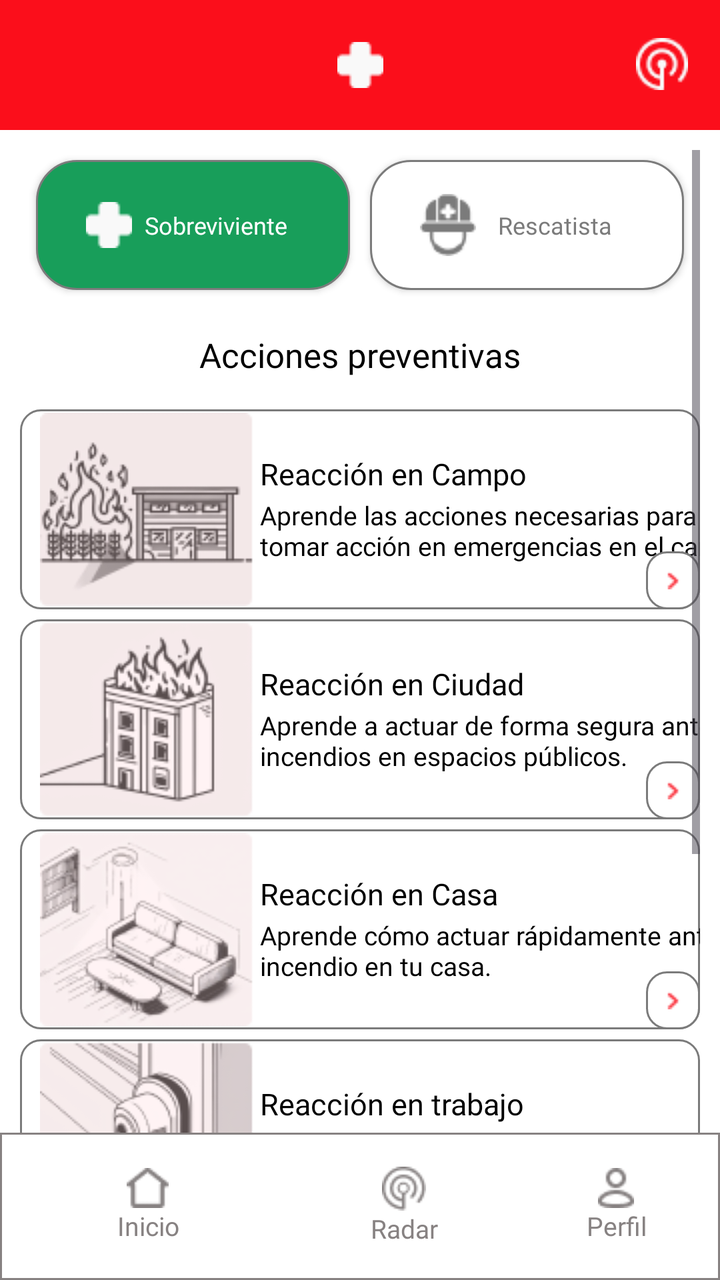
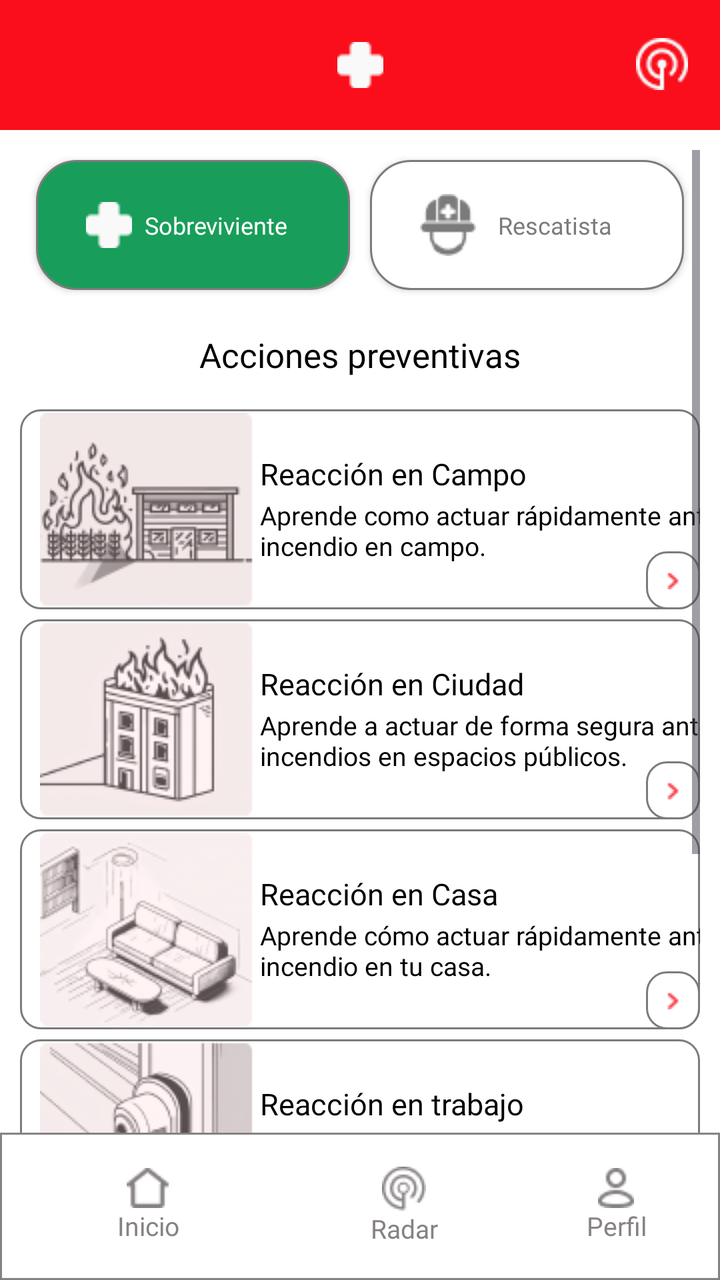

Two renders of the same Android screen: before a commit and after it. Below are the layout's source before the change and the commit's diff.
<!-- AndroidManifest.xml: application theme Theme.Redscate -->
<!-- res/layout/activity_home.xml -->
<?xml version="1.0" encoding="utf-8"?>
<androidx.constraintlayout.widget.ConstraintLayout xmlns:android="http://schemas.android.com/apk/res/android"
    xmlns:app="http://schemas.android.com/apk/res-auto"
    xmlns:tools="http://schemas.android.com/tools"
    android:id="@+id/main"
    android:layout_width="match_parent"
    android:layout_height="match_parent"
    tools:context=".Home">

    <androidx.constraintlayout.widget.ConstraintLayout
        android:id="@+id/nav"
        android:layout_width="match_parent"
        android:layout_height="match_parent"
        android:background="@color/white"
        app:layout_constraintBottom_toBottomOf="parent"
        app:layout_constraintEnd_toEndOf="parent"
        app:layout_constraintHorizontal_bias="0.0"
        app:layout_constraintStart_toStartOf="parent">

        <include
            android:id="@+id/include_parte_superior"
            layout="@layout/parte_superior"
            android:layout_width="match_parent"
            android:layout_height="65dp"
            app:layout_constraintEnd_toEndOf="parent"
            app:layout_constraintTop_toTopOf="parent" />

        <ScrollView
            android:layout_width="match_parent"
            android:layout_height="wrap_content"
            android:layout_marginTop="65dp"
            android:padding="10dp"
            app:layout_constraintStart_toStartOf="parent"
            app:layout_constraintTop_toTopOf="@id/include_parte_superior">

            <LinearLayout
                android:layout_width="match_parent"
                android:layout_height="wrap_content"
                android:gravity="center_horizontal"
                android:orientation="vertical">

                <include
                    android:id="@+id/include_boton_sobreviviente"
                    layout="@layout/boton_sobreviviente"
                    />

                <TextView
                    style="@style/AppTheme.titulo_home"
                    android:text="Acciones preventivas" />

                <androidx.constraintlayout.widget.ConstraintLayout
                    android:id="@+id/button_reaccion_campo"
                    style="@style/AppTheme.constraintlayout_cards"
                    android:layout_marginBottom="5dp">

                    <ImageView
                        style="@style/AppTheme.image_cards"
                        android:src="@drawable/reaccion_campo"
                        app:layout_constraintBottom_toBottomOf="parent"
                        app:layout_constraintStart_toStartOf="parent"
                        app:layout_constraintTop_toTopOf="parent"
                        />

                    <TextView
                        style="@style/AppTheme.title_cards"
                        android:text="Reacción en Campo"
                        app:layout_constraintStart_toStartOf="parent"
                        app:layout_constraintTop_toTopOf="parent" />


                    <TextView
                        style="@style/AppTheme.text_cards"
                        android:text="Aprende las acciones necesarias para tomar acción en emergencias en el campo."
                        app:layout_constraintBottom_toBottomOf="parent"
                        app:layout_constraintStart_toStartOf="parent" />

                    <ImageView
                        style="@style/AppTheme.image2_cards"
                        app:layout_constraintBottom_toBottomOf="parent"
                        app:layout_constraintEnd_toEndOf="parent"
                        app:srcCompat="@drawable/flecha" />
                </androidx.constraintlayout.widget.ConstraintLayout>

                <androidx.constraintlayout.widget.ConstraintLayout
                    android:id="@+id/button_reaccion_ciudad"
                    style="@style/AppTheme.constraintlayout_cards"
                    android:layout_marginBottom="5dp">

                    <ImageView
                        style="@style/AppTheme.image_cards"
                        android:src="@drawable/reaccion_ciudad"
                        app:layout_constraintBottom_toBottomOf="parent"
                        app:layout_constraintStart_toStartOf="parent"
                        app:layout_constraintTop_toTopOf="parent" />

                    <TextView
                        style="@style/AppTheme.title_cards"
                        android:text="Reacción en Ciudad"
                        app:layout_constraintStart_toStartOf="parent"
                        app:layout_constraintTop_toTopOf="parent" />


                    <TextView
                        style="@style/AppTheme.text_cards"
                        android:text="Aprende a actuar de forma segura ante incendios en espacios públicos."
                        app:layout_constraintBottom_toBottomOf="parent"
                        app:layout_constraintStart_toStartOf="parent" />

                    <ImageView
                        style="@style/AppTheme.image2_cards"
                        app:layout_constraintBottom_toBottomOf="parent"
                        app:layout_constraintEnd_toEndOf="parent"
                        app:srcCompat="@drawable/flecha" />
                </androidx.constraintlayout.widget.ConstraintLayout>

                <androidx.constraintlayout.widget.ConstraintLayout
                    android:id="@+id/button_reaccion_casa"
                    style="@style/AppTheme.constraintlayout_cards"
                    android:layout_marginBottom="5dp">

                    <ImageView
                        style="@style/AppTheme.image_cards"
                        android:src="@drawable/reaccion_casa"
                        app:layout_constraintBottom_toBottomOf="parent"
                        app:layout_constraintStart_toStartOf="parent"
                        app:layout_constraintTop_toTopOf="parent" />

                    <TextView
                        style="@style/AppTheme.title_cards"
                        android:text="Reacción en Casa"
                        app:layout_constraintStart_toStartOf="parent"
                        app:layout_constraintTop_toTopOf="parent" />


                    <TextView
                        style="@style/AppTheme.text_cards"
                        android:text="Aprende cómo actuar rápidamente ante un incendio en tu casa."
                        app:layout_constraintBottom_toBottomOf="parent"
                        app:layout_constraintStart_toStartOf="parent" />

                    <ImageView
                        style="@style/AppTheme.image2_cards"
                        app:layout_constraintBottom_toBottomOf="parent"
                        app:layout_constraintEnd_toEndOf="parent"
                        app:srcCompat="@drawable/flecha" />
                </androidx.constraintlayout.widget.ConstraintLayout>

                <androidx.constraintlayout.widget.ConstraintLayout
                    android:id="@+id/button_reaccion_trabajo"
                    style="@style/AppTheme.constraintlayout_cards"
                    android:layout_marginBottom="5dp">

                    <ImageView
                        style="@style/AppTheme.image_cards"
                        android:src="@drawable/reaccion_trabajo"
                        app:layout_constraintBottom_toBottomOf="parent"
                        app:layout_constraintStart_toStartOf="parent"
                        app:layout_constraintTop_toTopOf="parent" />

                    <TextView
                        style="@style/AppTheme.title_cards"
                        android:text="Reacción en trabajo"
                        app:layout_constraintStart_toStartOf="parent"
                        app:layout_constraintTop_toTopOf="parent" />


                    <TextView
                        style="@style/AppTheme.text_cards"
                        android:text="Aprende cómo actuar con un incendio en tu lugar de trabajo."
                        app:layout_constraintBottom_toBottomOf="parent"
                        app:layout_constraintStart_toStartOf="parent" />

                    <ImageView
                        style="@style/AppTheme.image2_cards"
                        app:layout_constraintBottom_toBottomOf="parent"
                        app:layout_constraintEnd_toEndOf="parent"
                        app:srcCompat="@drawable/flecha" />
                </androidx.constraintlayout.widget.ConstraintLayout>


                <TextView
                    style="@style/AppTheme.titulo_home"
                    android:text="Kit de emergencia" />

                <androidx.constraintlayout.widget.ConstraintLayout
                    android:id="@+id/button_kit_emergencia"
                    style="@style/AppTheme.constraintlayout_cards"
                    android:layout_marginBottom="5dp">

                    <ImageView
                        style="@style/AppTheme.image_cards"
                        android:src="@drawable/kit_emergencia"
                        app:layout_constraintBottom_toBottomOf="parent"
                        app:layout_constraintStart_toStartOf="parent"
                        app:layout_constraintTop_toTopOf="parent" />

                    <TextView
                        style="@style/AppTheme.title_cards"
                        android:text="Kit de emergencia"
                        app:layout_constraintStart_toStartOf="parent"
                        app:layout_constraintTop_toTopOf="parent" />


                    <TextView
                        style="@style/AppTheme.text_cards"
                        android:text="Reúne los elementos más importantes para enfrentar un incendio de forma segura"
                        app:layout_constraintBottom_toBottomOf="parent"
                        app:layout_constraintStart_toStartOf="parent" />

                    <ImageView
                        style="@style/AppTheme.image2_cards"
                        app:layout_constraintBottom_toBottomOf="parent"
                        app:layout_constraintEnd_toEndOf="parent"
                        app:srcCompat="@drawable/flecha" />
                </androidx.constraintlayout.widget.ConstraintLayout>

                <LinearLayout
                    android:layout_width="wrap_content"
                    android:layout_height="wrap_content"
                    android:gravity="center_vertical"
                    android:orientation="horizontal">

                    <TextView
                        style="@style/AppTheme.titulo_home"
                        android:layout_marginEnd="5dp"
                        android:text="Guias de aprendizaje" />

                    <ImageView
                        android:layout_width="wrap_content"
                        android:layout_height="wrap_content"
                        android:src="@drawable/escudo" />
                </LinearLayout>

                <androidx.constraintlayout.widget.ConstraintLayout
                    android:id="@+id/button_partes_extintor"
                    style="@style/AppTheme.constraintlayout_cards"
                    android:layout_marginBottom="5dp">

                    <ImageView
                        style="@style/AppTheme.image_cards"
                        android:src="@drawable/extintor"
                        app:layout_constraintBottom_toBottomOf="parent"
                        app:layout_constraintStart_toStartOf="parent"
                        app:layout_constraintTop_toTopOf="parent" />

                    <TextView
                        style="@style/AppTheme.title_cards"
                        android:text="Partes del extintor"
                        app:layout_constraintStart_toStartOf="parent"
                        app:layout_constraintTop_toTopOf="parent" />


                    <TextView
                        style="@style/AppTheme.text_cards"
                        android:text="Aprende a identificar las partes de un extintor para un uso correcto"
                        app:layout_constraintBottom_toBottomOf="parent"
                        app:layout_constraintStart_toStartOf="parent" />

                    <ImageView
                        style="@style/AppTheme.image2_cards"
                        app:layout_constraintBottom_toBottomOf="parent"
                        app:layout_constraintEnd_toEndOf="parent"
                        app:srcCompat="@drawable/flecha" />
                </androidx.constraintlayout.widget.ConstraintLayout>

                <androidx.constraintlayout.widget.ConstraintLayout
                    android:id="@+id/button_tipos_fuego"
                    style="@style/AppTheme.constraintlayout_cards"
                    android:layout_marginBottom="148dp">

                    <ImageView
                        style="@style/AppTheme.image_cards"
                        android:src="@drawable/reaccion_campo"
                        app:layout_constraintBottom_toBottomOf="parent"
                        app:layout_constraintStart_toStartOf="parent"
                        app:layout_constraintTop_toTopOf="parent" />

                    <TextView
                        style="@style/AppTheme.title_cards"
                        android:text="Tipos de fuego"
                        app:layout_constraintStart_toStartOf="parent"
                        app:layout_constraintTop_toTopOf="parent" />


                    <TextView
                        style="@style/AppTheme.text_cards"
                        android:text="Conoce los diferentes tipos de fuego y cómo extinguirlos"
                        app:layout_constraintBottom_toBottomOf="parent"
                        app:layout_constraintStart_toStartOf="parent" />

                    <ImageView
                        style="@style/AppTheme.image2_cards"
                        app:layout_constraintBottom_toBottomOf="parent"
                        app:layout_constraintEnd_toEndOf="parent"
                        app:srcCompat="@drawable/flecha" />
                </androidx.constraintlayout.widget.ConstraintLayout>

            </LinearLayout>

        </ScrollView>

        <include
            android:id="@+id/include_nav_bar"
            layout="@layout/activity_nav_bar"
            android:layout_width="match_parent"
            android:layout_height="wrap_content"
            app:layout_constraintBottom_toBottomOf="parent"
            app:layout_constraintStart_toStartOf="parent" />
    </androidx.constraintlayout.widget.ConstraintLayout>
</androidx.constraintlayout.widget.ConstraintLayout>
<!-- res/layout/parte_superior.xml (included above) -->
<?xml version="1.0" encoding="utf-8"?>
<androidx.constraintlayout.widget.ConstraintLayout xmlns:android="http://schemas.android.com/apk/res/android"
    xmlns:app="http://schemas.android.com/apk/res-auto"
    xmlns:tools="http://schemas.android.com/tools"
    android:layout_width="match_parent"
    android:layout_height="match_parent">

    <androidx.constraintlayout.widget.ConstraintLayout
        android:id="@+id/constraintLayout"
        android:layout_width="match_parent"
        android:layout_height="65dp"
        android:background="@color/red"
        app:layout_constraintStart_toStartOf="parent"
        app:layout_constraintTop_toTopOf="parent">


        <ImageView
            android:id="@+id/imageView3"
            android:layout_width="wrap_content"
            android:layout_height="wrap_content"
            app:layout_constraintBottom_toBottomOf="parent"
            app:layout_constraintEnd_toEndOf="parent"
            app:layout_constraintStart_toStartOf="parent"
            app:layout_constraintTop_toTopOf="parent"
            app:srcCompat="@drawable/cruz_blanca" />

        <ImageView
            android:id="@+id/imageView4"
            android:layout_width="wrap_content"
            android:layout_height="wrap_content"
            android:layout_marginEnd="16dp"
            app:layout_constraintBottom_toBottomOf="parent"
            app:layout_constraintEnd_toEndOf="parent"
            app:layout_constraintTop_toTopOf="parent"
            app:layout_constraintVertical_bias="0.487"
            app:srcCompat="@drawable/logo_superior" />
    </androidx.constraintlayout.widget.ConstraintLayout>
</androidx.constraintlayout.widget.ConstraintLayout>
<!-- res/layout/boton_sobreviviente.xml (included above) -->
<?xml version="1.0" encoding="utf-8"?>
<LinearLayout
    xmlns:android="http://schemas.android.com/apk/res/android"
    android:layout_width="match_parent"
    android:layout_height="match_parent">
    <LinearLayout
        android:layout_width="match_parent"
        android:layout_height="wrap_content"
        android:gravity="center"
        android:orientation="horizontal">

        <androidx.appcompat.widget.AppCompatButton
            android:id="@+id/button_sobreviviente"
            style="@style/AppTheme.boton_perfil"
            android:background="@drawable/rounded_button_verde"
            android:drawableLeft="@drawable/cruz_blanca"
            android:text="Sobreviviente"
            android:textColor="@color/white" />

        <androidx.appcompat.widget.AppCompatButton
            android:id="@+id/button_rescatista"
            style="@style/AppTheme.boton_perfil"
            android:background="@drawable/rounded_button_blanco"
            android:drawableLeft="@drawable/rescatista_gris"
            android:text="Rescatista"
            android:textColor="@color/borde_boton_home" />
    </LinearLayout>
</LinearLayout>
<!-- res/layout/activity_nav_bar.xml (included above) -->
<?xml version="1.0" encoding="utf-8"?>
<LinearLayout xmlns:android="http://schemas.android.com/apk/res/android"
    xmlns:tools="http://schemas.android.com/tools"
    android:id="@+id/main"
    android:layout_width="match_parent"
    android:layout_height="wrap_content"
    android:background="@drawable/border_navbar"
    android:gravity="center"
    android:orientation="horizontal"
    android:padding="10dp"
    tools:context=".nav_bar">

    <androidx.appcompat.widget.AppCompatButton
        android:id="@+id/button_home"
        style="@style/AppTheme.boton_nav_bar"
        android:drawableTop="@drawable/inicio"
        android:text="Inicio"

        />

    <androidx.appcompat.widget.AppCompatButton
        android:id="@+id/button_radar"
        style="@style/AppTheme.boton_nav_bar"
        android:drawableTop="@drawable/radar"
        android:text="Radar"

        />

    <androidx.appcompat.widget.AppCompatButton
        android:id="@+id/button_perfil"
        style="@style/AppTheme.boton_nav_bar"
        android:drawableTop="@drawable/perfil"
        android:text="Perfil" />

</LinearLayout>
<!-- resources referenced by this layout -->
<resources>
  <color name="borde_boton_home">#7B7B7B</color>
  <color name="red">#fb0e1b</color>
  <color name="white">#FFFFFFFF</color>
  <!-- drawable border_navbar (drawable) -->
  <shape xmlns:android="http://schemas.android.com/apk/res/android">
      
      <solid android:color="@color/white" /> 
  
      
      <stroke
          android:width="1dp"
      android:color="@color/text_color" /> 
  
      
      <corners android:radius="0dp" /> 
  </shape>
  <!-- drawable rounded_button_blanco (drawable) -->
  <shape xmlns:android="http://schemas.android.com/apk/res/android">
      
      <solid android:color="@color/white" /> 
  
      
      <stroke
          android:width="1dp"
          android:color="@color/borde_boton_home" /> 
  
      <corners android:radius="20dp" /> 
  </shape>
  <!-- drawable rounded_button_verde (drawable) -->
  <shape xmlns:android="http://schemas.android.com/apk/res/android">
      
      <solid android:color="@color/verde_sobreviviente" /> 
  
      
      <stroke
          android:width="1dp"
          android:color="@color/borde_boton_home" /> 
  
      <corners android:radius="20dp" /> 
  </shape>
  <style name="AppTheme.boton_perfil" parent="AppTheme">
          <item name="android:layout_width">157dp</item>
          <item name="android:layout_height">65dp</item>
          <item name="android:fontFamily">@font/roboto_bold</item>
          <item name="android:textSize">12dp</item>
          <item name="android:paddingHorizontal">25dp</item>
          <item name="android:paddingVertical">20dp</item>
          <item name="android:layout_margin">5dp</item>
      </style>
  <style name="AppTheme.constraintlayout_cards" parent="AppTheme">
          <item name="android:layout_width">match_parent</item>
          <item name="android:layout_height">100dp</item>
          <item name="android:background">@drawable/rounded_button_cards</item>
          <item name="android:orientation">horizontal</item>
      </style>
  <style name="AppTheme.image2_cards" parent="AppTheme">
          <item name="android:layout_width">wrap_content</item>
          <item name="android:layout_height">wrap_content</item>
          <item name="android:background">@drawable/rounded_button_cards</item>
          <item name="android:padding">10dp</item>
      </style>
  <style name="AppTheme.image_cards" parent="AppTheme">
          <item name="android:layout_width">wrap_content</item>
          <item name="android:layout_height">wrap_content</item>
          <item name="android:layout_margin">10dp</item>
      </style>
  <style name="AppTheme.titulo_home" parent="AppTheme">
          <item name="android:layout_width">wrap_content</item>
          <item name="android:layout_height">wrap_content</item>
          <item name="android:fontFamily">@font/roboto_bold</item>
          <item name="android:textSize">17dp</item>
          <item name="android:layout_marginVertical">16dp</item>
          <item name="android:textColor">@color/black</item>
      </style>
  <style name="Theme.Redscate" parent="Base.Theme.Redscate" />
  <color name="text_color">#878282</color>
  <color name="verde_sobreviviente">#189E5A</color>
  <style name="AppTheme" parent="Theme.AppCompat.Light.DarkActionBar">
  
      </style>
  <!-- drawable rounded_button_cards (drawable) -->
  <shape xmlns:android="http://schemas.android.com/apk/res/android">
      
      <solid android:color="@color/white" /> 
  
      
      <stroke
          android:width="1dp"
          android:color="@color/borde_boton_home" /> 
  
      <corners android:radius="10dp" /> 
  </shape>
  <color name="black">#FF000000</color>
  <style name="Base.Theme.Redscate" parent="Theme.Material3.DayNight.NoActionBar">
          
          
      </style>
  <!-- unchanged entries left out for length: 17 -->
</resources>

<!-- the commit's change to res/layout/activity_home.xml (unified diff, before → after) -->
@@ -70,7 +70,7 @@
 
                     <TextView
                         style="@style/AppTheme.text_cards"
-                        android:text="Aprende las acciones necesarias para tomar acción en emergencias en el campo."
+                        android:text="Aprende como actuar rápidamente ante un incendio en campo."
                         app:layout_constraintBottom_toBottomOf="parent"
                         app:layout_constraintStart_toStartOf="parent" />
 
